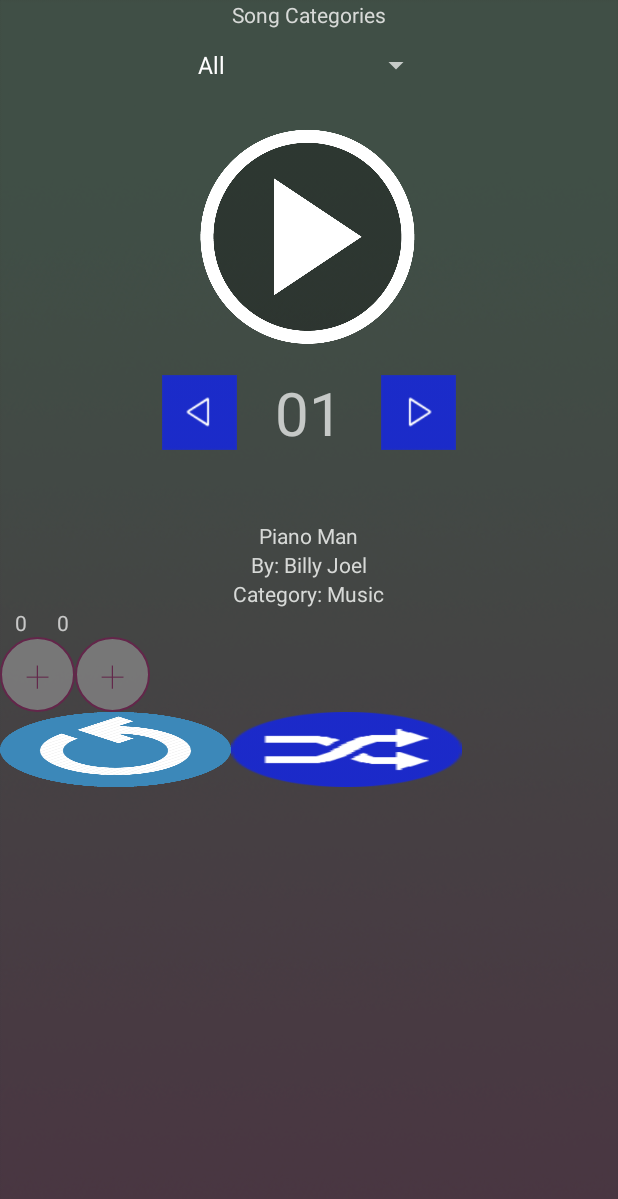
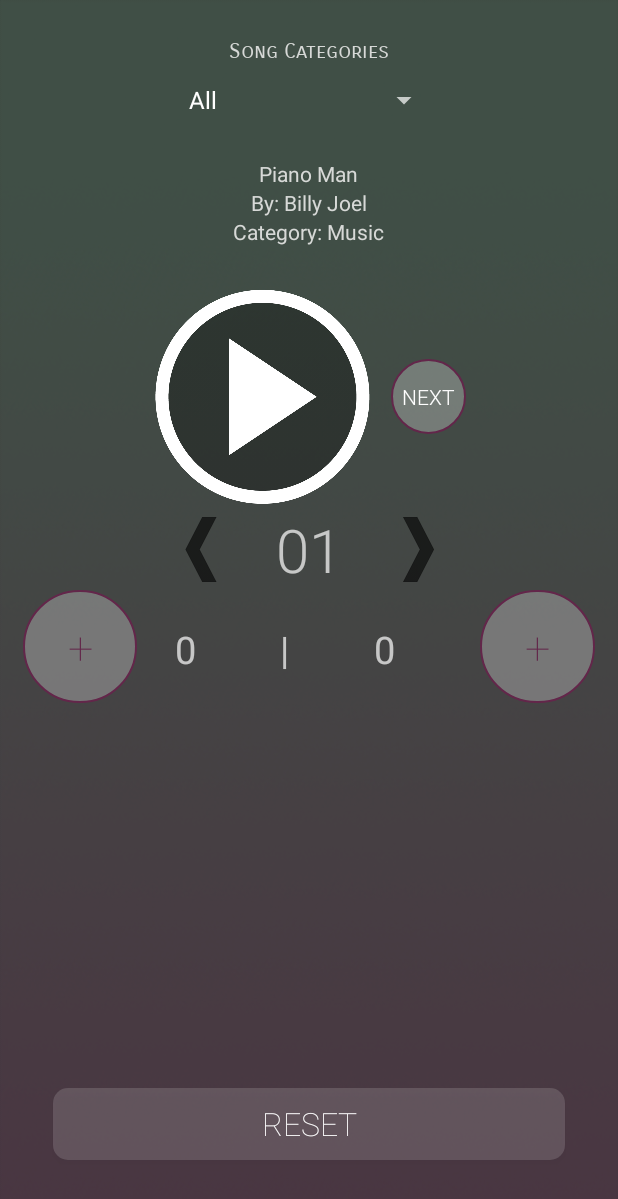
Before and after one commit to trietias/SongSnippets, an Android app: the screen it shows after launch (MainActivity), on a phone screen of 412 x 824 dp. Shown: the top 1199 px of the screen. Run offline under Robolectric (Android 15) with nearby library versions, the phone set to English and light mode, and no system bars.

Commit message:
Changed layout and buttons

```diff
--- /dev/null
+++ b/app/src/main/res/drawable/round_btn2.xml
@@ -0,0 +1,8 @@
+<?xml version="1.0" encoding="utf-8"?>
+<shape xmlns:android="http://schemas.android.com/apk/res/android" android:shape="rectangle">
+    <solid android:color="#25FFFFFF" />
+    <corners android:bottomRightRadius="10dp"
+        android:bottomLeftRadius="10dp"
+        android:topRightRadius="10dp"
+        android:topLeftRadius="10dp" />
+</shape>
--- a/app/src/main/res/layout/activity_main.xml
+++ b/app/src/main/res/layout/activity_main.xml
@@ -13,25 +13,57 @@
         android:layout_width="match_parent"
         android:layout_height="wrap_content"
         android:orientation="horizontal"
-        android:gravity="center">
+        android:gravity="center"
+        android:layout_marginTop="25dp">
         <TextView
             android:layout_height="wrap_content"
             android:layout_width="match_parent"
             android:gravity="center_horizontal"
             android:text="@string/categories"
+            android:fontFamily="sans-serif-smallcaps"
             android:textColor="@color/text"
             android:id="@+id/textView" />
     </LinearLayout>
-
     <LinearLayout
         android:layout_width="match_parent"
         android:layout_height="wrap_content"
         android:orientation="horizontal"
         android:gravity="center">
         <Spinner
+            android:layout_width="175dp"
+            android:layout_height="wrap_content"
+            android:id="@+id/categorySpinner" />
+    </LinearLayout>
+
+    <!-- Song Info -->
+    <LinearLayout
+        android:layout_width="match_parent"
+        android:layout_height="wrap_content"
+        android:orientation="vertical">
+        <TextView
             android:layout_width="wrap_content"
             android:layout_height="wrap_content"
-            android:id="@+id/categorySpinner" />
+            android:text="Song"
+            android:textColor="@color/text"
+            android:layout_gravity="center"
+            android:id="@+id/songTitle"
+            android:layout_marginTop="15dp" />
+
+        <TextView
+            android:layout_width="wrap_content"
+            android:layout_height="wrap_content"
+            android:text="Artist"
+            android:layout_gravity="center"
+            android:id="@+id/artistName"
+            android:textColor="@color/text" />
+
+        <TextView
+            android:layout_width="wrap_content"
+            android:layout_height="wrap_content"
+            android:text="Category"
+            android:layout_gravity="center"
+            android:id="@+id/categoryName"
+            android:textColor="@color/text" />
     </LinearLayout>
 
     <!-- Play Button -->
@@ -40,7 +72,7 @@
         android:layout_height="wrap_content"
         android:orientation="horizontal"
         android:gravity="center"
-        android:layout_margin="15dp">
+        android:layout_marginTop="25dp">
         <ImageButton
             android:layout_width="150dp"
             android:layout_height="150dp"
@@ -48,6 +80,16 @@
             android:onClick="play"
             android:background="@drawable/play_button"
             android:contentDescription="@string/play_button" />
+        <Button
+            android:layout_width="50dp"
+            android:layout_height="50dp"
+            android:background="@drawable/round_btn"
+            android:id="@+id/refresh"
+            android:onClick="random"
+            android:contentDescription="@string/refresh_button"
+            android:layout_marginLeft="10dp"
+            android:text="next"
+            android:fontFamily="sans-serif-light"/>
     </LinearLayout>
 
     <!-- Seconds Selector -->
@@ -67,6 +109,7 @@
             android:layout_height="wrap_content"
             android:text="@string/_1"
             android:textSize="40sp"
+            android:fontFamily="sans-serif-light"
             android:id="@+id/intervalText"
             android:paddingRight="25dp"
             android:paddingLeft="25dp"/>
@@ -79,82 +122,65 @@
             android:contentDescription="@string/increase_interval" />
     </LinearLayout>
 
-    <!-- Song Info -->
-    <LinearLayout
-        android:layout_width="match_parent"
-        android:layout_height="wrap_content"
-        android:orientation="vertical">
-        <TextView
-            android:layout_width="wrap_content"
-            android:layout_height="wrap_content"
-            android:text="Song"
-            android:textColor="@color/text"
-            android:layout_gravity="center"
-            android:id="@+id/songTitle"
-            android:layout_marginTop="45dp" />
-
-        <TextView
-            android:layout_width="wrap_content"
-            android:layout_height="wrap_content"
-            android:text="Artist"
-            android:layout_gravity="center"
-            android:id="@+id/artistName"
-            android:textColor="@color/text" />
-
-        <TextView
-            android:layout_width="wrap_content"
-            android:layout_height="wrap_content"
-            android:text="Category"
-            android:layout_gravity="center"
-            android:id="@+id/categoryName"
-            android:textColor="@color/text" />
-    </LinearLayout>
-
     <!-- Points -->
     <LinearLayout
         android:layout_width="match_parent"
         android:layout_height="wrap_content">
-        <TextView
-            android:layout_width="wrap_content"
-            android:layout_height="wrap_content"
-            android:paddingLeft="10dp"
-            android:paddingRight="10dp"
-            android:text="@string/_1"
-            android:id="@+id/team1Points" />
-        <TextView
-            android:layout_width="wrap_content"
-            android:layout_height="wrap_content"
-            android:paddingLeft="10dp"
-            android:paddingRight="10dp"
-            android:text="@string/_1"
-            android:id="@+id/team2Points" />
+
+
     </LinearLayout>
 
     <!-- Points Button -->
     <LinearLayout
-        android:layout_width="wrap_content"
+        android:layout_width="match_parent"
         android:layout_height="wrap_content"
         android:orientation="horizontal"
-        android:weightSum="3">
+        android:weightSum="5">
         <Button
-            android:layout_width="50dp"
-            android:layout_height="50dp"
+            android:layout_width="45dp"
+            android:layout_height="75dp"
             android:id="@+id/team1Add"
             android:background="@drawable/round_btn"
             android:onClick="increaseScore"
             android:contentDescription="@string/increase_score"
+            android:layout_marginLeft="15dp"
             android:layout_weight="1"
             android:fontFamily="sans-serif-thin"
             android:text="+"
             android:textSize="30sp"
             android:textColor="@color/accent" />
+        <TextView
+            android:layout_width="wrap_content"
+            android:layout_height="wrap_content"
+            android:paddingLeft="25dp"
+            android:text="@string/_1"
+            android:textSize="25sp"
+            android:id="@+id/team1Points"
+            android:layout_weight="1"/>
+        <TextView
+            android:layout_width="wrap_content"
+            android:layout_height="wrap_content"
+            android:paddingLeft="25dp"
+            android:paddingRight="25dp"
+            android:text="|"
+            android:textSize="25sp"
+            android:layout_weight="1"/>
+        <TextView
+            android:layout_width="wrap_content"
+            android:layout_height="wrap_content"
+            android:paddingRight="25dp"
+            android:text="@string/_1"
+            android:textSize="25sp"
+            android:id="@+id/team2Points"
+            android:layout_weight="1"/>
         <Button
-            android:layout_width="50dp"
-            android:layout_height="50dp"
+            android:layout_width="45dp"
+            android:layout_height="75dp"
             android:id="@+id/team2Add"
             android:background="@drawable/round_btn"
             android:onClick="increaseScore"
             android:contentDescription="@string/increase_score"
+            android:layout_marginRight="15dp"
             android:layout_weight="1"
             android:fontFamily="sans-serif-thin"
             android:text="+"
@@ -165,27 +191,20 @@
     <!-- Options -->
     <LinearLayout
         android:layout_width="match_parent"
-        android:layout_height="wrap_content"
-        android:orientation="horizontal"
-        android:weightSum="3">
-
-        <ImageButton
-            android:layout_width="50dp"
-            android:layout_height="50dp"
+        android:layout_height="match_parent"
+        android:gravity="center">
+        <Button
+            android:layout_width="match_parent"
+            android:layout_height="wrap_content"
             android:id="@+id/resetScore"
             android:onClick="resetScore"
-            android:layout_marginBottom="15dp"
-            android:background="@drawable/restart"
-            android:layout_weight="1"/>
-
-        <ImageButton
-            android:layout_width="50dp"
-            android:layout_height="50dp"
-            android:background="@drawable/refresh"
-            android:id="@+id/refresh"
-            android:layout_marginBottom="15dp"
-            android:onClick="random"
-            android:contentDescription="@string/refresh_button"
-            android:layout_weight="1"/>
+            android:background="@drawable/round_btn2"
+            android:fontFamily="sans-serif-thin"
+            android:text="reset"
+            android:textSize="21sp"
+            android:layout_marginLeft="35dp"
+            android:layout_marginRight="35dp"
+            android:layout_marginBottom="25dp"
+            android:layout_gravity="bottom"/>
     </LinearLayout>
 </LinearLayout>
```
Also changed, not shown: app/src/main/res/drawable/backward.png, app/src/main/res/drawable/forward.png.
